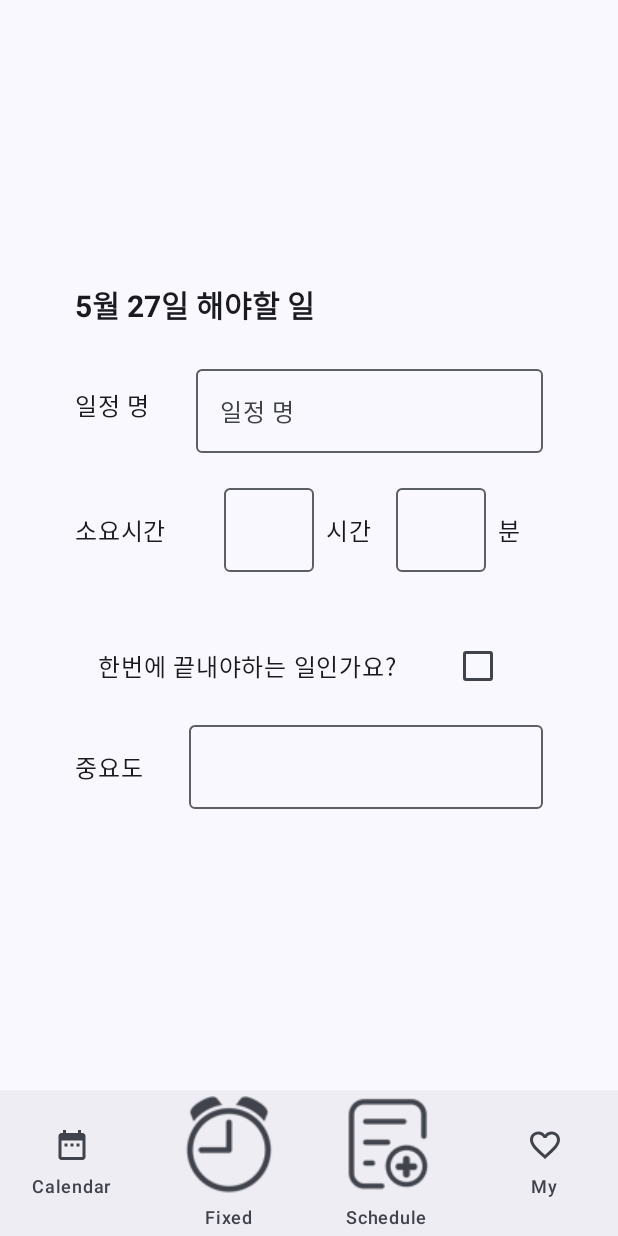
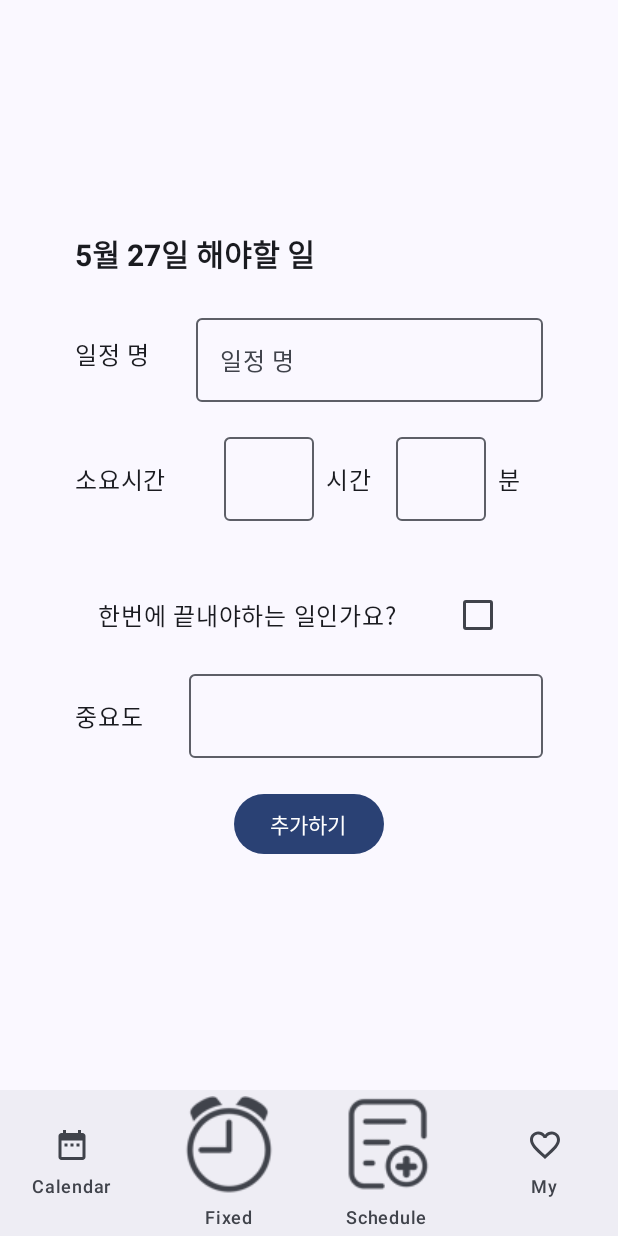
Before and after one commit to grilledbacon09/TimeWeaver, an Android app built with Jetpack Compose: the screen it shows after launch (MainActivity), after a tap on "plus work to list", on a phone screen of 412 x 824 dp. Run offline under Robolectric (Android 15) with nearby library versions, the phone set to English and light mode, and no system bars; our stand-ins replace Room's generated code.

Commit message:
6/6 checkbox 수정, 추가하기 버튼 생성

```diff
--- a/app/src/main/java/com/example/timeweaver/screens/CalendarPlus.kt
+++ b/app/src/main/java/com/example/timeweaver/screens/CalendarPlus.kt
@@ -5,15 +5,18 @@ import androidx.compose.foundation.layout.Column
 import androidx.compose.foundation.layout.Row
 import androidx.compose.foundation.layout.Spacer
 import androidx.compose.foundation.layout.fillMaxSize
+import androidx.compose.foundation.layout.fillMaxWidth
 import androidx.compose.foundation.layout.height
 import androidx.compose.foundation.layout.padding
 import androidx.compose.foundation.layout.size
 import androidx.compose.foundation.layout.width
+import androidx.compose.material3.Button
 import androidx.compose.material3.Checkbox
 import androidx.compose.material3.OutlinedTextField
 import androidx.compose.material3.Text
 import androidx.compose.runtime.Composable
 import androidx.compose.runtime.LaunchedEffect
+import androidx.compose.runtime.MutableState
 import androidx.compose.runtime.getValue
 import androidx.compose.runtime.mutableStateOf
 import androidx.compose.runtime.remember
@@ -29,6 +32,7 @@ import androidx.lifecycle.viewmodel.compose.viewModel
 import androidx.navigation.NavHostController
 import com.example.timeweaver.navigation.LocalNavGraphViewModelStoreOwner
 import com.example.timeweaver.navigation.NavViewModel
+import com.example.timeweaver.navigation.Routes
 import com.example.timeweaver.roomDB.TodoDatabase
 import com.example.timeweaver.roomDB.TodoEntity
 
@@ -48,15 +52,19 @@ fun CalendarPlus(navController: NavHostController,selectedEntity: TodoEntity?=nu
     var scheduleName by navViewModel.scheduleName//string
     var estimatedTimeH by navViewModel.estimatedTimeH//string
     var estimatedTimeM by navViewModel.estimatedTimeM//string
-    var once by navViewModel.once//boolean
+    //var once by navViewModel.once//boolean
     var importance by navViewModel.importance//string
+    //val once = remember { mutableStateOf(false) }
+//    val onceState = remember { mutableStateOf(TodoEntity.once) }
+   // var onceState by remember { mutableStateOf(selectedEntity?.once ?: false) }
+    var once by remember { mutableStateOf(false) }
 
     val id = itemId.toIntOrNull()?:0
     val timeH = estimatedTimeH.toIntOrNull() ?:0
     val timeM = estimatedTimeH.toIntOrNull()?:0
     val importance1 = importance.toIntOrNull()?:0
 
-    val Entity = TodoEntity(id,scheduleName,timeH,timeM,once,importance1)
+    //val Entity = TodoEntity(id,scheduleName,timeH,timeM,onceState,importance1)
 
     LaunchedEffect(selectedEntity) {
         if (selectedEntity != null) {
@@ -74,7 +82,7 @@ fun CalendarPlus(navController: NavHostController,selectedEntity: TodoEntity?=nu
         var name= ""
         var timeH= ""
         var timeM= ""
-        var once= ""
+        var once= false
         var importance= ""
     }
 
@@ -106,9 +114,20 @@ fun CalendarPlus(navController: NavHostController,selectedEntity: TodoEntity?=nu
         )
         OnceCheckBox(
             checked = once,
-            onCheckedChange = navViewModel.changeTaskChecked()
+            onCheckedChange = {once = it}//navViewModel.changeTaskChecked()
         )
         ImportanceField(value = importance, onValuechange = {importance=it})
+
+        //추가하기 버튼
+        Column (modifier = Modifier.fillMaxWidth().padding(top = 20.dp), horizontalAlignment = Alignment.CenterHorizontally){
+            Button(modifier = Modifier.padding(),
+                onClick = {
+                    navController.navigate(Routes.Calendar.route)
+                }) {
+                Text(text = "추가하기")
+            }
+        }
+
 
     }
 
@@ -171,15 +190,15 @@ fun EditTimeField(value1:String,
 
 @Composable
 fun OnceCheckBox(
-    checked:Boolean,
-    onCheckedChange: Unit,
+    checked: Boolean,
+    onCheckedChange: (Boolean) -> Unit,
     modifier: Modifier = Modifier,
     viewModel: NavViewModel = viewModel()
 ) {
     Row (modifier=Modifier.padding(15.dp), verticalAlignment = Alignment.CenterVertically){
         Text(text = "한번에 끝내야하는 일인가요?")
         Spacer(modifier = Modifier.width(30.dp))
-        Checkbox(checked = checked, onCheckedChange = { onCheckedChange })
+        Checkbox(checked = checked, onCheckedChange = { onCheckedChange(it) })
 
 
     }
@@ -201,3 +220,13 @@ fun ImportanceField(value:String,
     }
 
 }
+
+@Composable
+fun PlusButton(modifier: Modifier = Modifier,navController: NavHostController) {
+    Button(onClick = {
+        navController.navigate(Routes.Calendar.route)
+    }) {
+        Text(text = "추가하기")
+    }
+
+}
```
